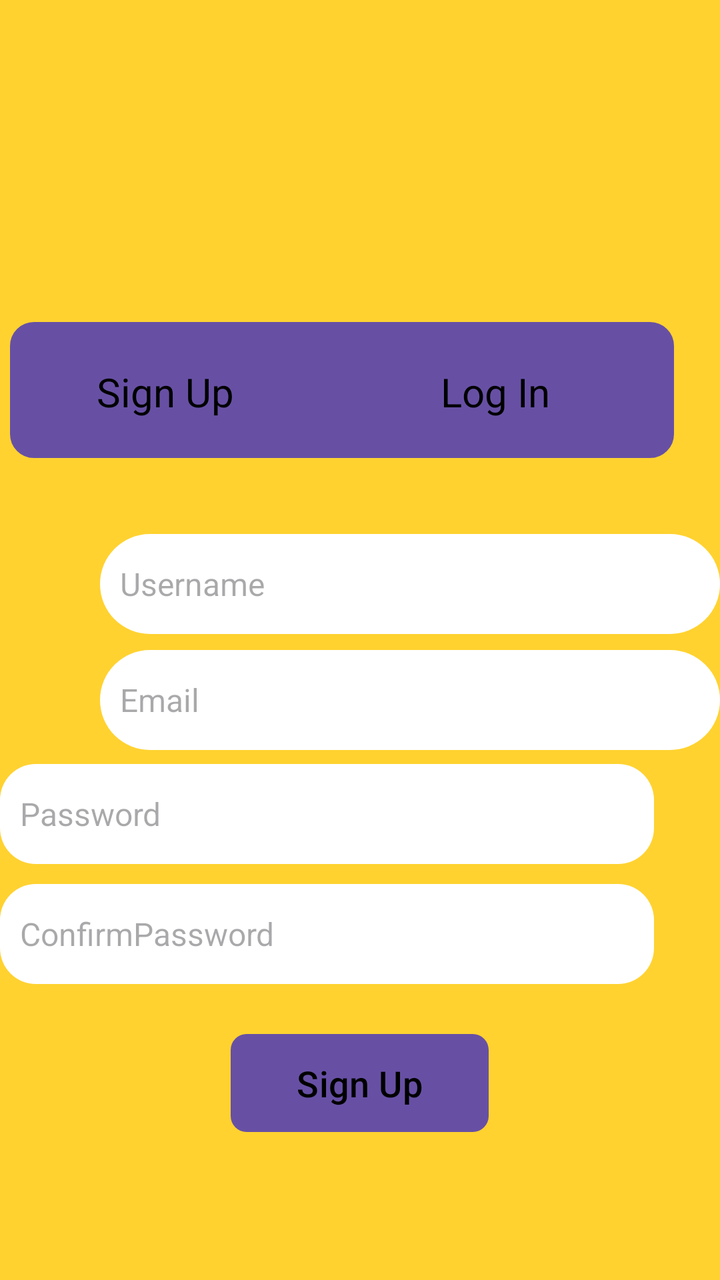
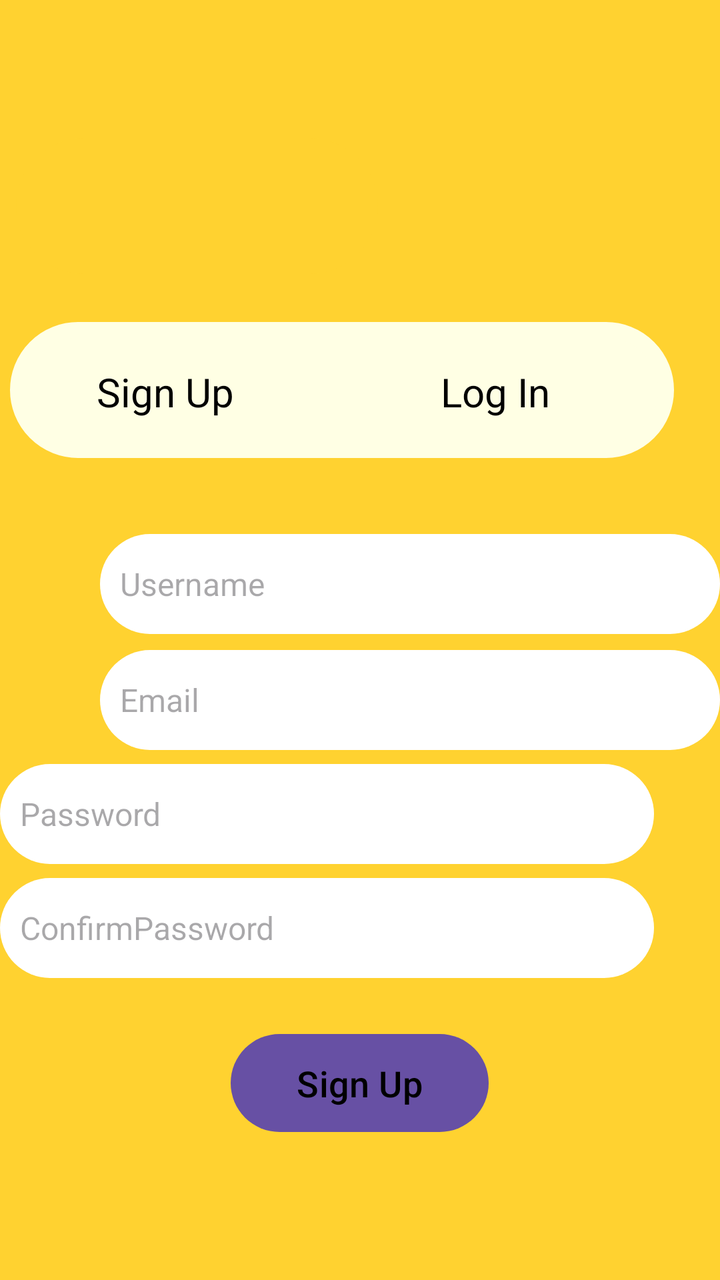

Compare the two renders of this Android layout. The source of the first and the diff that turns it into the second are given below.
<!-- AndroidManifest.xml: application theme Theme.Expo -->
<!-- res/layout/activity_signup.xml -->
<?xml version="1.0" encoding="utf-8"?>
<RelativeLayout xmlns:android="http://schemas.android.com/apk/res/android"
    android:layout_width="match_parent"
    android:layout_height="match_parent"
    xmlns:tools="http://schemas.android.com/tools"
    android:background="#FFD230">

    
    <EditText
        android:id="@+id/usernameBox"
        android:layout_width="328dp"
        android:layout_height="50dp"
        android:layout_alignParentStart="true"
        android:layout_marginStart="50dp"
        android:layout_marginTop="267dp"
        android:background="@drawable/rounded_box_39dp"
        android:hint="@string/username"
        android:padding="10dp"
        android:textColor="#000000"
        android:textSize="16sp" />

    <EditText
        android:id="@+id/EmailBox"
        android:layout_width="328dp"
        android:layout_height="50dp"
        android:layout_alignParentStart="true"
        android:layout_marginStart="50dp"
        android:layout_marginTop="325dp"
        android:background="@drawable/rounded_box_39dp"
        android:hint="Email"
        android:padding="10dp"
        android:textColor="#000000"
        android:textSize="16sp" />


    


    <EditText
        android:id="@+id/passwordBox"
        android:layout_width="328dp"
        android:layout_height="50dp"
        android:layout_below="@id/usernameBox"
        android:layout_alignParentEnd="true"
        android:layout_marginTop="65dp"
        android:layout_marginEnd="33dp"
        android:background="@drawable/rounded_box_18dp"
        android:hint="Password"
        android:inputType="textPassword"
        android:padding="10dp"
        android:textColor="@android:color/black"
        android:textSize="16sp" />

    <EditText
        android:id="@+id/ConfirmpasswordBox"
        android:layout_width="328dp"
        android:layout_height="50dp"
        android:layout_below="@id/usernameBox"
        android:layout_alignParentEnd="true"
        android:layout_marginTop="125dp"
        android:layout_marginEnd="33dp"
        android:background="@drawable/rounded_box_18dp"
        android:hint="ConfirmPassword"
        android:inputType="textPassword"
        android:padding="10dp"
        android:textColor="@android:color/black"
        android:textSize="16sp" />



    

    <TextView
        android:id="@+id/login"
        android:layout_width="wrap_content"
        android:layout_height="wrap_content"
        android:layout_below="@id/passwordBox"
        android:layout_alignParentEnd="true"
        android:layout_marginTop="-250dp"
        android:layout_marginEnd="85dp"
        android:elevation="@android:dimen/app_icon_size"
        android:text="Log In"
        android:textColor="@android:color/black"
        android:textSize="20sp" />

    <TextView
        android:id="@+id/signup"
        android:layout_width="wrap_content"
        android:layout_height="wrap_content"
        android:layout_below="@id/passwordBox"
        android:layout_alignParentEnd="true"
        android:layout_marginTop="-250dp"
        android:layout_marginEnd="243dp"
        android:elevation="@android:dimen/app_icon_size"
        android:text="Sign Up"
        android:textColor="@android:color/black"
        android:textSize="20sp" />

    <Button
        android:id="@+id/loginButton"
        android:layout_width="129dp"
        android:layout_height="49dp"
        android:layout_below="@id/passwordBox"
        android:layout_marginTop="85dp"
        android:layout_centerHorizontal="true"
        android:background="@drawable/rounded_box_8dp"
        android:text="Sign Up"
        android:textColor="@android:color/black"
        android:textSize="18sp" />

    


    


    

    
    <Button
        android:id="@+id/signupTab"
        android:layout_width="332dp"
        android:layout_height="68dp"
        android:layout_alignParentTop="true"
        android:layout_alignParentEnd="true"
        android:layout_gravity="center_horizontal"
        android:layout_marginTop="161dp"
        android:layout_marginEnd="23dp"
        android:layout_weight="1"
        android:background="@drawable/inactive_tab_background"
        android:backgroundTint="#FFFFE4"
        android:textAlignment="textStart"
        android:textColor="#000000"
        android:textSize="24sp"
        android:textStyle="bold"
        tools:ignore="RtlCompat" />

    <TextView
        android:id="@+id/loginTab"
        android:layout_width="181dp"
        android:layout_height="68dp"
        android:layout_alignParentEnd="true"
        android:layout_alignParentBottom="true"
        android:layout_gravity="center_horizontal"
        android:layout_marginEnd="172dp"
        android:layout_marginBottom="501dp"
        android:layout_weight="1"
        android:background="@drawable/active_tab_background"
        android:backgroundTint="#FFD230"
        android:textAlignment="center"
        android:textColor="#000000"
        android:textSize="24dp"
        android:textStyle="bold" />
</RelativeLayout>
<!-- resources referenced by this layout -->
<resources>
  <!-- drawable active_tab_background (drawable) -->
  <shape xmlns:android="http://schemas.android.com/apk/res/android"
      android:shape="rectangle">
      <solid android:color="#FFD230" />
      <corners android:radius="16dp" />
  </shape>
  <!-- drawable inactive_tab_background (drawable) -->
  <shape xmlns:android="http://schemas.android.com/apk/res/android"
      android:shape="rectangle">
      <solid android:color="#FFFFE4" />
      <corners android:radius="8dp" />
      <stroke android:width="8dp" android:color="#888888" />
  </shape>
  <!-- drawable rounded_box_18dp (drawable) -->
  <shape xmlns:android="http://schemas.android.com/apk/res/android"
      android:shape="rectangle">
      <solid android:color="#FFFFFF" />
      <corners android:radius="18dp" />
  </shape>
  <!-- drawable rounded_box_39dp (drawable) -->
  <shape xmlns:android="http://schemas.android.com/apk/res/android"
      android:shape="rectangle">
      <solid android:color="#FFFFFF" />
      <corners android:radius="39dp" />
  </shape>
  <!-- drawable rounded_box_8dp (drawable) -->
  <shape xmlns:android="http://schemas.android.com/apk/res/android"
      android:shape="rectangle">
      <solid android:color="#008DFF" />
      <corners android:radius="8dp" />
  </shape>
  <string name="username">Username</string>
  <style name="Theme.Expo" parent="Base.Theme.Expo" />
  <style name="Base.Theme.Expo" parent="Theme.Material3.DayNight.NoActionBar">
          
          
      </style>
</resources>

<!-- the commit's change to res/layout/activity_signup.xml (unified diff, before → after) -->
@@ -5,7 +5,6 @@
     xmlns:tools="http://schemas.android.com/tools"
     android:background="#FFD230">
 
-    
     <EditText
         android:id="@+id/usernameBox"
         android:layout_width="328dp"
@@ -33,9 +32,6 @@
         android:textSize="16sp" />
 
 
-    
-
-
     <EditText
         android:id="@+id/passwordBox"
         android:layout_width="328dp"
@@ -44,12 +40,14 @@
         android:layout_alignParentEnd="true"
         android:layout_marginTop="65dp"
         android:layout_marginEnd="33dp"
-        android:background="@drawable/rounded_box_18dp"
+        android:background="@drawable/rounded_box_39dp"
         android:hint="Password"
         android:inputType="textPassword"
         android:padding="10dp"
         android:textColor="@android:color/black"
         android:textSize="16sp" />
+
+
 
     <EditText
         android:id="@+id/ConfirmpasswordBox"
@@ -57,18 +55,14 @@
         android:layout_height="50dp"
         android:layout_below="@id/usernameBox"
         android:layout_alignParentEnd="true"
-        android:layout_marginTop="125dp"
+        android:layout_marginTop="122dp"
         android:layout_marginEnd="33dp"
-        android:background="@drawable/rounded_box_18dp"
+        android:background="@drawable/rounded_box_39dp"
         android:hint="ConfirmPassword"
         android:inputType="textPassword"
         android:padding="10dp"
         android:textColor="@android:color/black"
         android:textSize="16sp" />
-
-
-
-    
 
     <TextView
         android:id="@+id/login"
@@ -103,21 +97,13 @@
         android:layout_below="@id/passwordBox"
         android:layout_marginTop="85dp"
         android:layout_centerHorizontal="true"
-        android:background="@drawable/rounded_box_8dp"
+        android:background="@drawable/rounded_box_39dp"
         android:text="Sign Up"
         android:textColor="@android:color/black"
         android:textSize="18sp" />
 
-    
 
-
-    
-
-
-    
-
-    
-    <Button
+    <TextView
         android:id="@+id/signupTab"
         android:layout_width="332dp"
         android:layout_height="68dp"
@@ -142,8 +128,8 @@
         android:layout_alignParentEnd="true"
         android:layout_alignParentBottom="true"
         android:layout_gravity="center_horizontal"
-        android:layout_marginEnd="172dp"
-        android:layout_marginBottom="501dp"
+        android:layout_marginEnd="171dp"
+        android:layout_marginBottom="503dp"
         android:layout_weight="1"
         android:background="@drawable/active_tab_background"
         android:backgroundTint="#FFD230"
<!-- resource entries referenced after the edit -->
@@ -4,32 +4,20 @@
   <shape xmlns:android="http://schemas.android.com/apk/res/android"
       android:shape="rectangle">
       <solid android:color="#FFD230" />
-      <corners android:radius="16dp" />
+      <corners android:radius="39dp" />
   </shape>
   <!-- drawable inactive_tab_background (drawable) -->
   <shape xmlns:android="http://schemas.android.com/apk/res/android"
       android:shape="rectangle">
       <solid android:color="#FFFFE4" />
-      <corners android:radius="8dp" />
+      <corners android:radius="39dp" />
       <stroke android:width="8dp" android:color="#888888" />
-  </shape>
-  <!-- drawable rounded_box_18dp (drawable) -->
-  <shape xmlns:android="http://schemas.android.com/apk/res/android"
-      android:shape="rectangle">
-      <solid android:color="#FFFFFF" />
-      <corners android:radius="18dp" />
   </shape>
   <!-- drawable rounded_box_39dp (drawable) -->
   <shape xmlns:android="http://schemas.android.com/apk/res/android"
       android:shape="rectangle">
       <solid android:color="#FFFFFF" />
       <corners android:radius="39dp" />
-  </shape>
-  <!-- drawable rounded_box_8dp (drawable) -->
-  <shape xmlns:android="http://schemas.android.com/apk/res/android"
-      android:shape="rectangle">
-      <solid android:color="#008DFF" />
-      <corners android:radius="8dp" />
   </shape>
   <string name="username">Username</string>
   <style name="Theme.Expo" parent="Base.Theme.Expo" />
